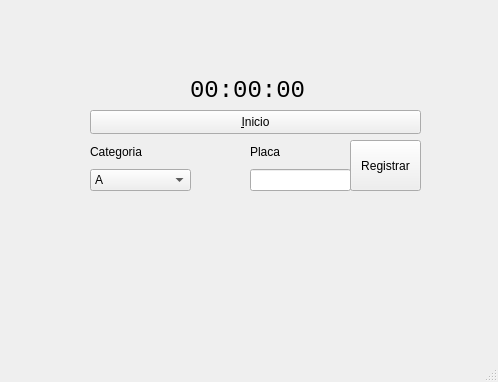
Qt form cronometerwindow.ui (RDMSE/drchrono) before a commit.
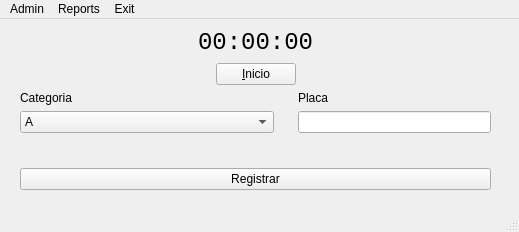
The same form after that commit.

Commit message: [DRMNT-1]: added new window to create new event

Diff of the .ui file:
```diff
--- a/cronometerwindow.ui
+++ b/cronometerwindow.ui
@@ -6,23 +6,78 @@
    <rect>
     <x>0</x>
     <y>0</y>
-    <width>498</width>
-    <height>382</height>
+    <width>519</width>
+    <height>232</height>
    </rect>
   </property>
   <property name="windowTitle">
    <string>CronometerWindow</string>
   </property>
   <widget class="QWidget" name="centralwidget">
+   <widget class="QWidget" name="gridLayoutWidget">
+    <property name="geometry">
+     <rect>
+      <x>20</x>
+      <y>10</y>
+      <width>471</width>
+      <height>161</height>
+     </rect>
+    </property>
+    <layout class="QGridLayout" name="gridLayout">
+     <item row="1" column="0">
+      <layout class="QHBoxLayout" name="horizontalLayout_3">
+       <item>
+        <spacer name="horizontalSpacer_5">
+         <property name="orientation">
+          <enum>Qt::Orientation::Horizontal</enum>
+         </property>
+         <property name="sizeHint" stdset="0">
+          <size>
+           <width>40</width>
+           <height>20</height>
+          </size>
+         </property>
+        </spacer>
+       </item>
+       <item>
+        <widget class="QPushButton" name="btnStart">
+         <property name="text">
+          <string>&amp;Inicio</string>
+         </property>
+        </widget>
+       </item>
+       <item>
+        <spacer name="horizontalSpacer_4">
+         <property name="orientation">
+          <enum>Qt::Orientation::Horizontal</enum>
+         </property>
+         <property name="sizeHint" stdset="0">
+          <size>
+           <width>40</width>
+           <height>20</height>
+          </size>
+         </property>
+        </spacer>
+       </item>
+      </layout>
+     </item>
+     <item row="0" column="0">
+      <layout class="QHBoxLayout" name="horizontalLayout_2">
+       <item>
+        <spacer name="horizontalSpacer_2">
+         <property name="orientation">
+          <enum>Qt::Orientation::Horizontal</enum>
+         </property>
+         <property name="sizeHint" stdset="0">
+          <size>
+           <width>40</width>
+           <height>20</height>
+          </size>
+         </property>
+        </spacer>
+       </item>
+       <item>
    <widget class="QLabel" name="lblTime">
-    <property name="geometry">
-     <rect>
-      <x>190</x>
-      <y>70</y>
-      <width>121</width>
-      <height>41</height>
-     </rect>
-    </property>
     <property name="font">
      <font>
       <family>Lucida Console</family>
@@ -33,44 +88,38 @@
      <string>00:00:00</string>
     </property>
    </widget>
-   <widget class="QPushButton" name="btnStart">
-    <property name="geometry">
-     <rect>
-      <x>90</x>
-      <y>110</y>
-      <width>331</width>
-      <height>24</height>
-     </rect>
-    </property>
-    <property name="text">
-     <string>&amp;Inicio</string>
-    </property>
-   </widget>
-   <widget class="QPushButton" name="btnRegister">
-    <property name="enabled">
-     <bool>true</bool>
-    </property>
-    <property name="geometry">
-     <rect>
-      <x>350</x>
-      <y>140</y>
-      <width>71</width>
-      <height>51</height>
-     </rect>
-    </property>
-    <property name="text">
-     <string>Registrar</string>
-    </property>
-   </widget>
-   <widget class="QWidget" name="verticalLayoutWidget">
-    <property name="geometry">
-     <rect>
-      <x>90</x>
-      <y>140</y>
-      <width>101</width>
-      <height>51</height>
-     </rect>
-    </property>
+       </item>
+       <item>
+        <spacer name="horizontalSpacer_3">
+         <property name="orientation">
+          <enum>Qt::Orientation::Horizontal</enum>
+         </property>
+         <property name="sizeHint" stdset="0">
+          <size>
+           <width>40</width>
+           <height>20</height>
+          </size>
+         </property>
+        </spacer>
+       </item>
+      </layout>
+     </item>
+     <item row="3" column="0">
+      <spacer name="verticalSpacer">
+       <property name="orientation">
+        <enum>Qt::Orientation::Vertical</enum>
+       </property>
+       <property name="sizeHint" stdset="0">
+        <size>
+         <width>20</width>
+         <height>40</height>
+        </size>
+       </property>
+      </spacer>
+     </item>
+     <item row="2" column="0">
+      <layout class="QHBoxLayout" name="horizontalLayout" stretch="1,0,1">
+       <item>
     <layout class="QVBoxLayout" name="verticalLayout">
      <item>
       <widget class="QLabel" name="label_2">
@@ -115,16 +164,21 @@
       </widget>
      </item>
     </layout>
-   </widget>
-   <widget class="QWidget" name="verticalLayoutWidget_2">
-    <property name="geometry">
-     <rect>
-      <x>250</x>
-      <y>140</y>
-      <width>101</width>
-      <height>51</height>
-     </rect>
-    </property>
+       </item>
+       <item>
+        <spacer name="horizontalSpacer">
+         <property name="orientation">
+          <enum>Qt::Orientation::Horizontal</enum>
+         </property>
+         <property name="sizeHint" stdset="0">
+          <size>
+           <width>18</width>
+           <height>20</height>
+          </size>
+         </property>
+        </spacer>
+       </item>
+       <item>
     <layout class="QVBoxLayout" name="verticalLayout_2">
      <item>
       <widget class="QLabel" name="label_3">
@@ -137,6 +191,20 @@
       <widget class="QLineEdit" name="edtPlaque"/>
      </item>
     </layout>
+       </item>
+      </layout>
+     </item>
+     <item row="4" column="0">
+      <widget class="QPushButton" name="btnRegister">
+       <property name="enabled">
+        <bool>true</bool>
+       </property>
+       <property name="text">
+        <string>Registrar</string>
+       </property>
+      </widget>
+     </item>
+    </layout>
    </widget>
   </widget>
   <widget class="QMenuBar" name="menubar">
@@ -144,10 +212,45 @@
     <rect>
      <x>0</x>
      <y>0</y>
-     <width>498</width>
+     <width>519</width>
      <height>22</height>
     </rect>
    </property>
+   <widget class="QMenu" name="menuAdmin">
+    <property name="title">
+     <string>Admin</string>
+    </property>
+    <widget class="QMenu" name="menuEvent">
+     <property name="title">
+      <string>Event</string>
+     </property>
+     <addaction name="actionCreate_New_Event"/>
+     <addaction name="actionList_Events"/>
+    </widget>
+    <widget class="QMenu" name="menuRegistered_Participants">
+     <property name="title">
+      <string>Registered Participants</string>
+     </property>
+     <addaction name="actionShow"/>
+     <addaction name="actionLoad_from_file"/>
+    </widget>
+    <addaction name="menuEvent"/>
+    <addaction name="menuRegistered_Participants"/>
+   </widget>
+   <widget class="QMenu" name="menuReports">
+    <property name="title">
+     <string>Reports</string>
+    </property>
+    <addaction name="actionGenerate_Excel"/>
+   </widget>
+   <widget class="QMenu" name="menuExit">
+    <property name="title">
+     <string>Exit</string>
+    </property>
+   </widget>
+   <addaction name="menuAdmin"/>
+   <addaction name="menuReports"/>
+   <addaction name="menuExit"/>
   </widget>
   <widget class="QStatusBar" name="statusbar"/>
  </widget>
```
Left out of the diff: 35 changed lines with no effect on the pictures. Lines whose indentation alone changed are shown as unchanged. The commit also changes 3 other files.
